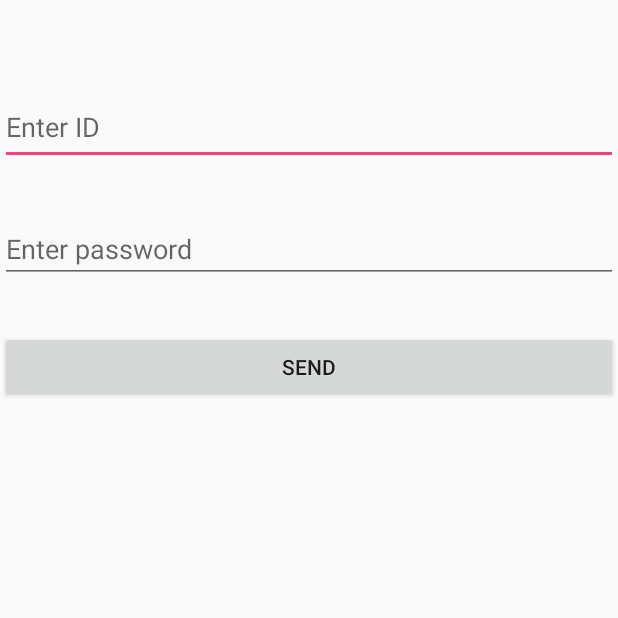
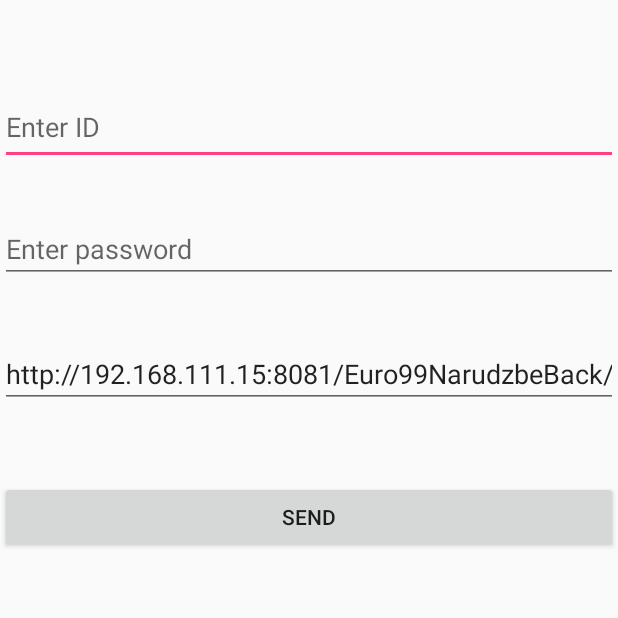
Before and after one commit to RishavG96/Orders, an Android app: the screen it shows after launch (Login), on a phone screen of 412 x 824 dp, the top half of it. Run offline under Robolectric (Android 15) with nearby library versions, the phone set to English and light mode, and no system bars; our stand-ins replace Volley.

Commit message:
update url done

```diff
--- a/app/src/main/java/hera/com/orders/Login.java
+++ b/app/src/main/java/hera/com/orders/Login.java
@@ -1,6 +1,7 @@
 package hera.com.orders;
 
 import android.content.Intent;
+import android.database.Cursor;
 import android.database.sqlite.SQLiteDatabase;
 import android.support.v7.app.AppCompatActivity;
 import android.os.Bundle;
@@ -27,6 +28,7 @@ public class Login extends AppCompatActivity {
     EditText id;
     EditText pass;
     Button submit;
+    EditText newurl;
     hera.com.orders.infrastructure.classes.User classes_user;
     hera.com.orders.infrastructure.sqlite.User sqlite_user;
     SQLiteDatabase db;
@@ -41,7 +43,17 @@ public class Login extends AppCompatActivity {
         this.id = (EditText) findViewById(R.id.ID);
         this.pass = (EditText) findViewById(R.id.pass);
         this.submit = (Button) findViewById(R.id.send);
-        //db=openOrCreateDatabase("orders",MODE_PRIVATE, null);
+        newurl=findViewById(R.id.editText2);
+        newurl.setText(url);
+        db=openOrCreateDatabase("order",MODE_PRIVATE, null);
+        db.execSQL("create table if not exists url(url varchar(1000))");
+        Cursor c=db.rawQuery("select * from url",null);
+        int flag=0;
+        while(c.moveToNext()) {
+            flag=1;
+        }
+        if(flag==0)
+            db.execSQL("insert into url values('"+url+"')");
         //db.execSQL("DROP TABLE IF EXISTS users");
         requestQueue = Volley.newRequestQueue(this); // This setups up a new request queue which we will need to make HTTP requests
         submit.setOnClickListener(new View.OnClickListener() {
@@ -49,8 +61,13 @@ public class Login extends AppCompatActivity {
             public void onClick(View v) {
                 classes_user.Username=id.getText().toString();
                 classes_user.Password=pass.getText().toString();
+                login(classes_user.Username,classes_user.Password);
+                if(!url.equals(newurl.getText().toString()))
+                {
+                    url=newurl.getText().toString();
+                    Toast.makeText(getApplicationContext(),"URL Changed",Toast.LENGTH_SHORT).show();
+                }
                 classes_user.Url=url;
-                login(classes_user.Username,classes_user.Password);
             }
         });
 
@@ -76,10 +93,10 @@ public class Login extends AppCompatActivity {
                             String id = response.getJSONObject("korisnik").getString("id");
                             classes_user.Id=Integer.parseInt(id);
                             classes_user.Token=jwt;
-                            sqlite_user.addUser(getApplicationContext(), id, username, password, url, jwt);
-                            Toast.makeText(getApplicationContext(), id, Toast.LENGTH_SHORT).show();
+                            sqlite_user.addUser(getApplicationContext(), Integer.parseInt(id), username, password, url, jwt);
                             Intent intent=new Intent(getApplicationContext(), MainActivity.class);
                             startActivity(intent);
+                            finish();
                         } catch (Exception e) {
                             e.printStackTrace();
                         }
--- a/app/src/main/res/layout/activity_login.xml
+++ b/app/src/main/res/layout/activity_login.xml
@@ -23,7 +23,7 @@
 
         android:layout_alignParentStart="true"
         android:layout_below="@+id/pass"
-        android:layout_marginTop="32dp"
+        android:layout_marginTop="132dp"
         android:text="Send" />
 
     <EditText
@@ -37,5 +37,16 @@
         android:hint="Enter password"
         android:inputType="textPersonName" />
 
+    <EditText
+        android:id="@+id/editText2"
+        android:layout_width="match_parent"
+        android:layout_height="wrap_content"
+        android:layout_alignParentStart="true"
+        android:layout_below="@+id/pass"
+        android:layout_marginTop="38dp"
+        android:ems="10"
+        android:inputType="textPersonName"
+        android:hint="Enter URL" />
+
 
 </RelativeLayout>
--- a/app/src/main/res/layout/nav_header_main.xml
+++ b/app/src/main/res/layout/nav_header_main.xml
@@ -23,6 +23,6 @@
         android:layout_width="match_parent"
         android:layout_height="wrap_content"
         android:paddingTop="16dp"
-        android:text="Chike Mgbemena"
+        android:text="Navigation Drawer"
         android:textAppearance="@style/TextAppearance.AppCompat.Body1" />
 </LinearLayout>
```
Also changed, not shown: app/src/main/java/hera/com/orders/UpdateURL.java (+41 -0 lines), app/src/main/java/hera/com/orders/infrastructure/sqlite/User.java (+30 -7 lines), app/src/main/res/layout/activity_main.xml (+7 -1 lines), app/src/main/res/layout/activity_update_url.xml (+28 -0 lines).
